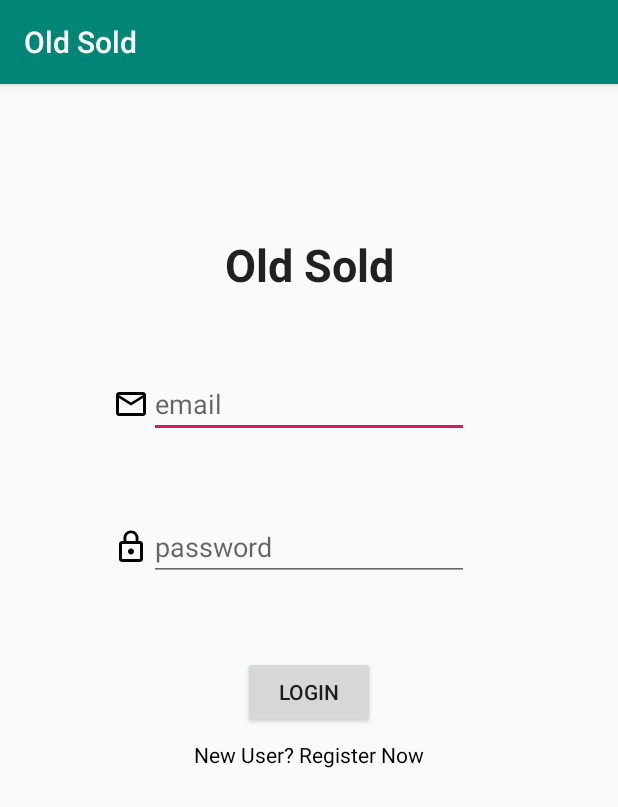
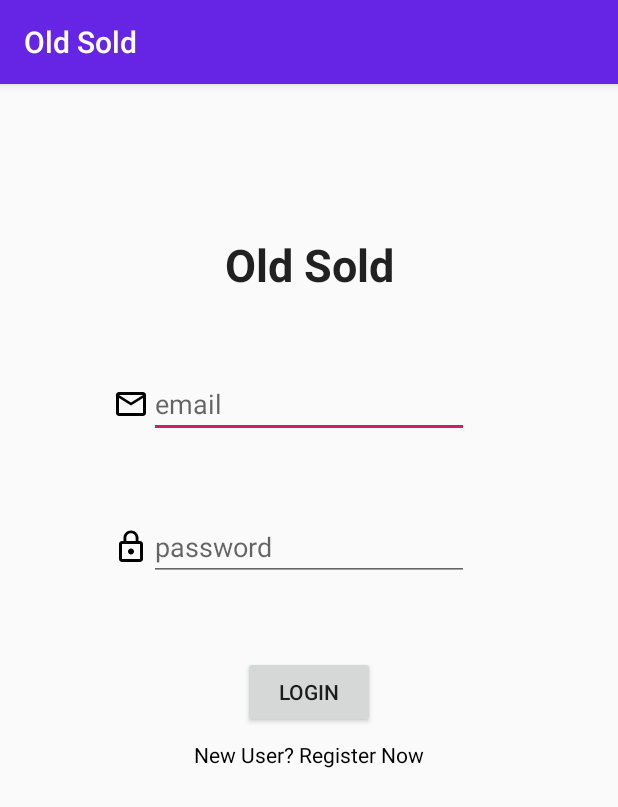
Before and after one commit to avinabaray/Old-Sold-Android-App, an Android app: the screen it shows after launch (MainActivity), on a phone screen of 412 x 824 dp. Shown: the top 807 px of the screen. Run offline under Robolectric (Android 15) with nearby library versions, the phone set to English and light mode, and no system bars; our stand-ins replace Firebase (no records; nobody signed in at launch, a user with empty details on screens opened directly).

Commit message:
Title Bar color changed

```diff
--- a/app/src/main/res/values/colors.xml
+++ b/app/src/main/res/values/colors.xml
@@ -1,7 +1,7 @@
 <?xml version="1.0" encoding="utf-8"?>
 <resources>
-    <color name="colorPrimary">#008577</color>
-    <color name="colorPrimaryDark">#00574B</color>
+    <color name="colorPrimary">#6624E4</color>
+    <color name="colorPrimaryDark">#4B27A5</color>
     <color name="colorAccent">#D81B60</color>
     <color name="sellerSelector">#7332E6</color>
     <color name="customerSelector">#7332E6</color>
```
